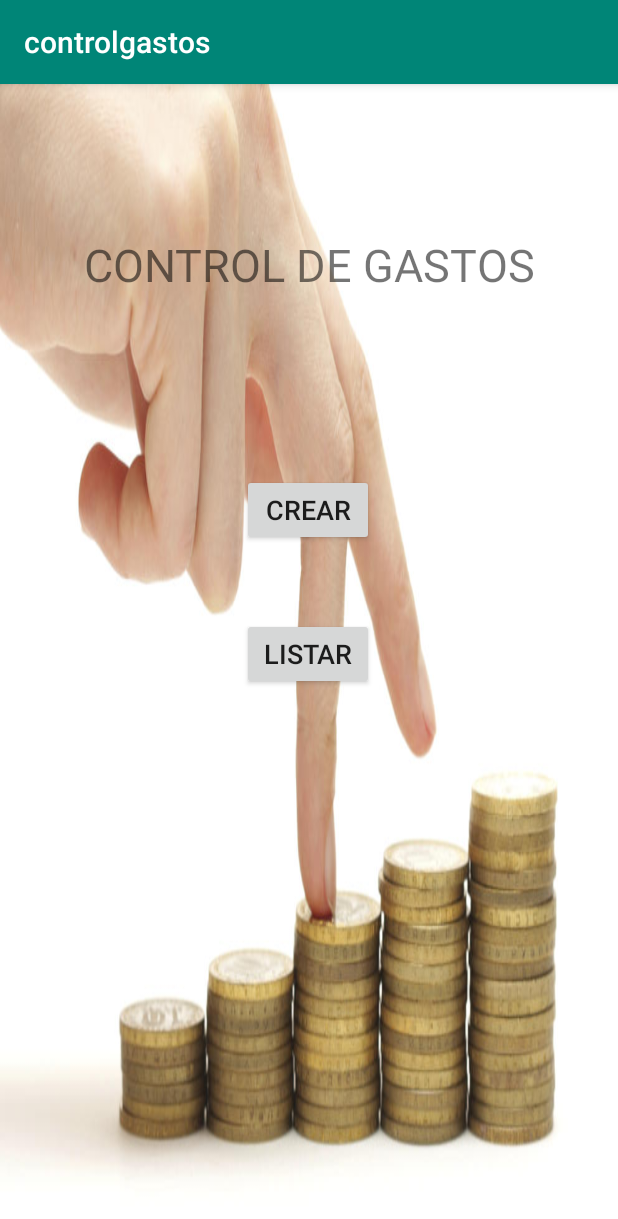
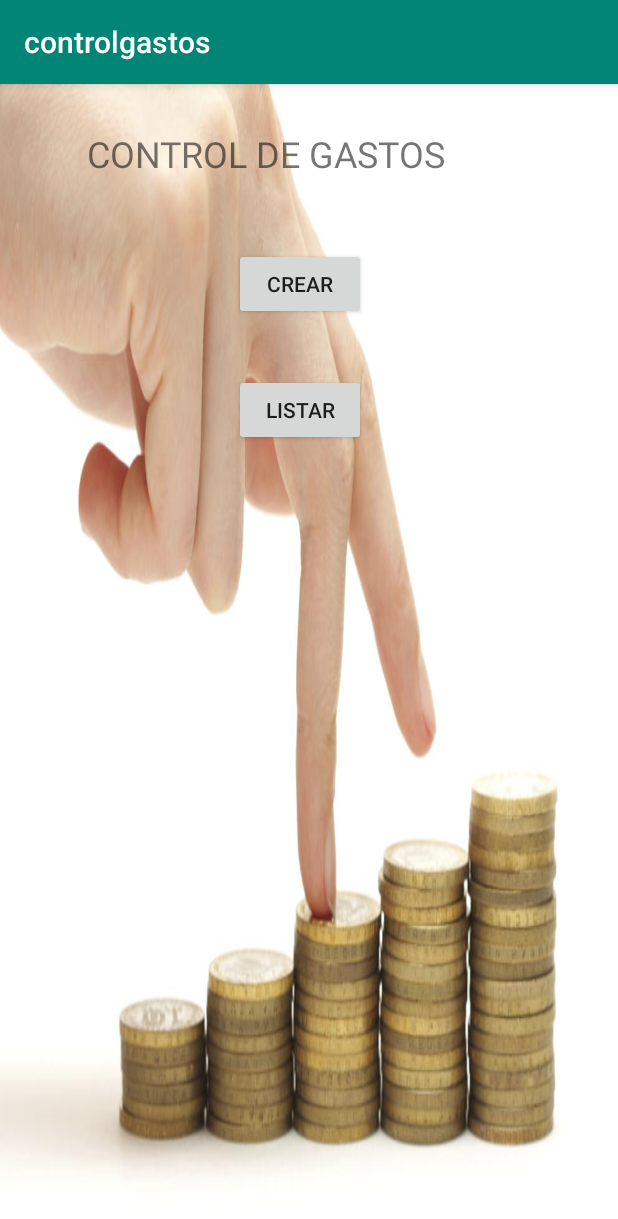
Before and after one commit to Azo2013Github/controlgastos, an Android app: the screen it shows after launch (MainActivity), on a phone screen of 412 x 824 dp. Shown: the top 1219 px of the screen. Run offline under Robolectric (Android 15) with nearby library versions, the phone set to English and light mode, and no system bars; 3 statements that could not run were skipped.

Commit message:
Transformacion de MainActivity en fragment

```diff
--- a/app/build.gradle
+++ b/app/build.gradle
@@ -23,6 +23,7 @@ dependencies {
     implementation fileTree(dir: 'libs', include: ['*.jar'])
     implementation 'androidx.appcompat:appcompat:1.0.2'
     implementation 'androidx.constraintlayout:constraintlayout:1.1.3'
+    implementation 'androidx.legacy:legacy-support-v4:1.0.0'
     testImplementation 'junit:junit:4.12'
     androidTestImplementation 'androidx.test:runner:1.2.0'
     androidTestImplementation 'androidx.test.espresso:espresso-core:3.2.0'
--- a/app/src/main/java/com/pgrsoft/controlgastos/activities/MainActivity.java
+++ b/app/src/main/java/com/pgrsoft/controlgastos/activities/MainActivity.java
@@ -42,11 +42,12 @@ public class MainActivity extends AppCompatActivity {
         super.onCreate(savedInstanceState);
         setContentView(R.layout.activity_main);
 
-        /*DataBaseHelper dataBaseHelper = new DataBaseHelper(this);
+        //DataBaseHelper dataBaseHelper = new DataBaseHelper(this);
 
         // Es necesario solicitar una instancia de SQLiteDatabase para entrar en onCreate o onUpgrade
-        SQLiteDatabase sql = dataBaseHelper.getWritableDatabase();
-        sql.close();*/
+        //SQLiteDatabase sql = dataBaseHelper.getWritableDatabase();
+        //Log.d("***", "SE HA CREADO" +sql.toString());
+        //sql.close();
 
         categoriaServices = new CategoriaServicesImpl(this);
 
@@ -58,36 +59,50 @@ public class MainActivity extends AppCompatActivity {
         categorias = categoriaServices.getAll();
         //Log.d("**", "MainActivity Categoria ALL: " + categorias.toString());
 
-        categoria = categoriaServices.read(11L);
+        categoria = categoriaServices.read(4L);
         //Log.d("**", "MainActivity Categoria codigo: "+categoria.getCodigo().toString());
 
         // la parte de productos:
-        productoServices = new ProductoServicesImpl(this);
+       productoServices = new ProductoServicesImpl(this);
         producto = productoServices.create(new Producto
            (null, ("prod_" + numeroAleatorio), "buen_producto_" + numeroAleatorio, 4.3, categoria));
 
-        //Log.d("**", "MainActivity Producto Crear: " +producto.toString());
+        Log.d("**", "MainActivity Producto Crear: " +producto.toString());
 
         productos = productoServices.getAll();
         //Log.d("**", "MainActivity Productos All: " + productos.toString());
 
-        producto = productoServices.read(5L);
+        producto = productoServices.read(3L);
 
-        //Log.d("**", "MainActivity Producto Codigo: " +producto.toString());
-
-        //numeroAleatorio = 0;
+        //Log.d("**", "MainActivity Producto Codigo: " + producto.getCodigo());
 
         movimientoServices = new MovimientoServicesImpl(this);
 
-        movimiento = movimientoServices.create(new Movimiento(null, 1.4, "descrip_" + numeroAleatorio, new Date(), 100.10, producto));
+        movimiento = movimientoServices.create(new Movimiento(null, 0.60, "descrip_" + numeroAleatorio,
+                new Date(), 5.12, producto));
 
         //Log.d("**", "MainActivity Movimiento Crear: " + movimiento.toString());
 
         movimientos = movimientoServices.getAll();
 
-        Log.d("***" , "Main: " + movimientos.toString());
+        //Log.d("***" , "MainActivity Movimiento getAll(): " + movimientos.toString());
 
-        /*  movimiento = movimientoServices.read(7L);*/
+        movimiento = movimientoServices.read(2L);
+
+        //Log.d("***" , "MainActivity Movimiento Codigo: " + movimientos.toString());
+
+        //boolean eleminadoMovimiento = movimientoServices.delete(2L);
+
+        //Log.d("***", movimientos.toString() + eleminadoMovimiento);
+
+        //boolean eliminadoProducto = productoServices.delete(2L);
+
+        //Log.d("**", productos.toString() + "eliminado Codigo producto: " +eliminadoProducto);
+
+        //boolean eliminadoCategoria = categoriaServices.delete(categoria.getCodigo());
+
+        //Log.d("**", categorias.toString() + "eliminado Codigo producto: " +eliminadoCategoria);
+
 
      }
 
--- /dev/null
+++ b/app/src/main/java/com/pgrsoft/controlgastos/fragment/MenuFragment.java
@@ -0,0 +1,33 @@
+package com.pgrsoft.controlgastos.fragment;
+
+
+import android.os.Bundle;
+
+import androidx.fragment.app.Fragment;
+
+import android.view.LayoutInflater;
+import android.view.View;
+import android.view.ViewGroup;
+
+import com.pgrsoft.controlgastos.R;
+
+
+/**
+ * A simple {@link Fragment} subclass.
+ */
+public class MenuFragment extends Fragment {
+
+
+    public MenuFragment() {
+        // Required empty public constructor
+    }
+
+
+    @Override
+    public View onCreateView(LayoutInflater inflater, ViewGroup container,
+                             Bundle savedInstanceState) {
+        // Inflate the layout for this fragment
+        return inflater.inflate(R.layout.fragment_menu, container, false);
+    }
+
+}
--- a/app/src/main/res/layout/activity_main.xml
+++ b/app/src/main/res/layout/activity_main.xml
@@ -1,56 +1,29 @@
 <?xml version="1.0" encoding="utf-8"?>
-<androidx.constraintlayout.widget.ConstraintLayout xmlns:android="http://schemas.android.com/apk/res/android"
+<LinearLayout xmlns:android="http://schemas.android.com/apk/res/android"
     xmlns:app="http://schemas.android.com/apk/res-auto"
     xmlns:tools="http://schemas.android.com/tools"
     android:layout_width="match_parent"
     android:layout_height="match_parent"
+    android:orientation="vertical"
     android:background="@drawable/control_1"
     tools:context=".activities.MainActivity">
 
-    <Button
-        android:id="@+id/idCrear"
-        android:layout_width="wrap_content"
+    <fragment
+        android:layout_width="match_parent"
         android:layout_height="wrap_content"
-        android:layout_marginStart="8dp"
-        android:layout_marginLeft="8dp"
-        android:layout_marginTop="260dp"
-        android:layout_marginEnd="8dp"
-        android:layout_marginRight="8dp"
-        android:text="@string/crear"
-        android:textSize="18sp"
-        app:layout_constraintEnd_toEndOf="parent"
-        app:layout_constraintHorizontal_bias="0.498"
-        app:layout_constraintStart_toStartOf="parent"
-        app:layout_constraintTop_toTopOf="parent" />
+        android:id="@+id/menu"
+        android:name="com.pgrsoft.controlgastos.fragment.MenuFragment"
+        tools:layout="@layout/fragment_menu">
+    </fragment>
 
-    <Button
-        android:id="@+id/idListar"
-        android:layout_width="wrap_content"
+
+
+    <RelativeLayout
+        android:layout_width="match_parent"
         android:layout_height="wrap_content"
-        android:layout_marginStart="8dp"
-        android:layout_marginLeft="8dp"
-        android:layout_marginTop="48dp"
-        android:layout_marginEnd="8dp"
-        android:layout_marginRight="8dp"
-        android:text="@string/listar"
-        android:textSize="18sp"
-        app:layout_constraintEnd_toEndOf="parent"
-        app:layout_constraintHorizontal_bias="0.498"
-        app:layout_constraintStart_toStartOf="parent"
-        app:layout_constraintTop_toBottomOf="@+id/idCrear" />
+        android:id="@+id/destino">
+    </RelativeLayout>
 
-    <TextView
-        android:id="@+id/textView"
-        android:layout_width="wrap_content"
-        android:layout_height="wrap_content"
-        android:layout_marginStart="8dp"
-        android:layout_marginLeft="8dp"
-        android:layout_marginTop="100dp"
-        android:layout_marginEnd="8dp"
-        android:layout_marginRight="8dp"
-        android:text="@string/titulo"
-        android:textSize="30sp"
-        app:layout_constraintEnd_toEndOf="parent"
-        app:layout_constraintStart_toStartOf="parent"
-        app:layout_constraintTop_toTopOf="parent" />
-</androidx.constraintlayout.widget.ConstraintLayout>
+</LinearLayout>
+
+<!--</androidx.constraintlayout.widget.ConstraintLayout>-->
--- /dev/null
+++ b/app/src/main/res/layout/fragment_menu.xml
@@ -0,0 +1,34 @@
+<?xml version="1.0" encoding="utf-8"?>
+<LinearLayout xmlns:android="http://schemas.android.com/apk/res/android"
+    xmlns:app="http://schemas.android.com/apk/res-auto"
+    xmlns:tools="http://schemas.android.com/tools"
+    android:layout_width="match_parent"
+    android:layout_height="match_parent"
+    android:orientation="vertical"
+    tools:context=".fragment.MenuFragment" >
+
+    <TextView
+        android:id="@+id/textView"
+        android:layout_width="match_parent"
+        android:layout_height="43dp"
+        android:layout_marginTop="30dp"
+        android:paddingLeft="58dp"
+        android:text="@string/titulo"
+        android:textSize="24sp" />
+
+    <Button
+        android:id="@+id/idCrear"
+        android:layout_width="wrap_content"
+        android:layout_height="wrap_content"
+        android:layout_marginLeft="156dp"
+        android:layout_marginTop="36dp"
+        android:text="@string/crear" />
+
+    <Button
+        android:id="@+id/idListar"
+        android:layout_width="wrap_content"
+        android:layout_height="wrap_content"
+        android:layout_marginLeft="156dp"
+        android:layout_marginTop="36dp"
+        android:text="@string/listar" />
+</LinearLayout>
--- a/app/src/main/res/values/strings.xml
+++ b/app/src/main/res/values/strings.xml
@@ -12,4 +12,7 @@
     <string name="descrpcionMovimiento">DESCRIPCION MOVIMIENTO</string>
     <string name="saldo">SALDO</string>
 
+    <!-- TODO: Remove or change this placeholder text -->
+    <string name="hello_blank_fragment">Hello blank fragment</string>
+
 </resources>
```
Also changed, not shown: app/src/main/java/com/pgrsoft/controlgastos/FormularioFragment.java (added, +31 -0 lines), app/src/main/java/com/pgrsoft/controlgastos/sqlite/DataBaseHelper.java (+22 -20 lines), app/src/main/res/layout/fragment_formulario.xml (added, +30 -0 lines), app/src/main/res/values-large/dimens.xml (added, +10 -0 lines), app/src/main/res/values-normal/dimens.xml (added, +9 -0 lines).
